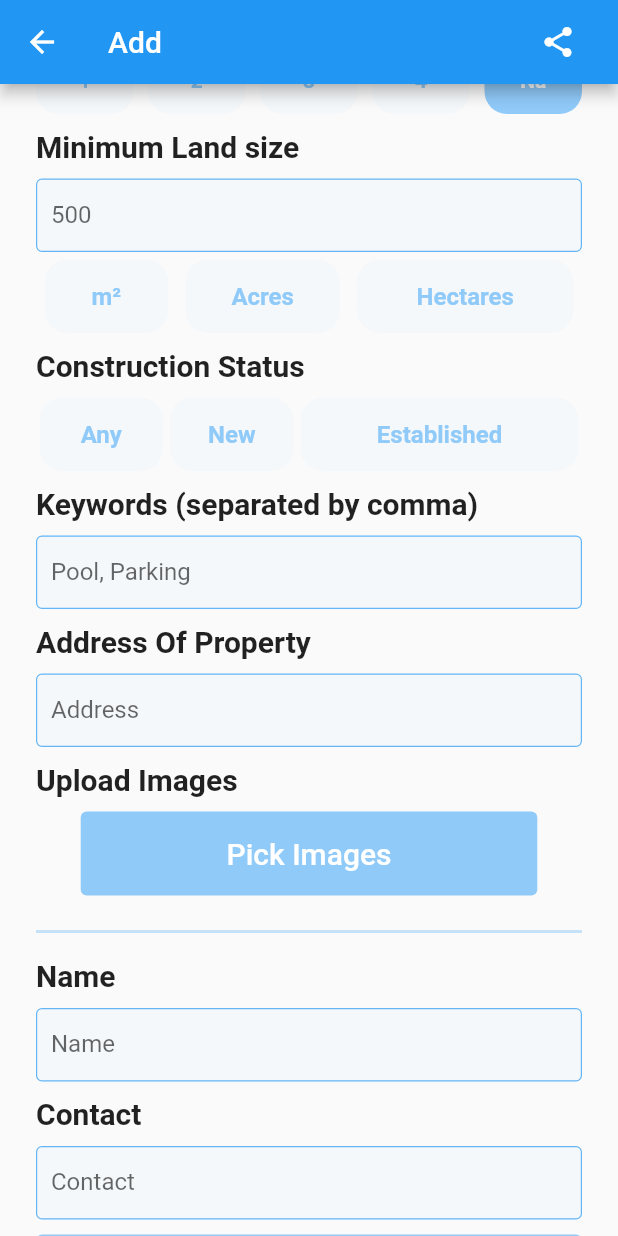
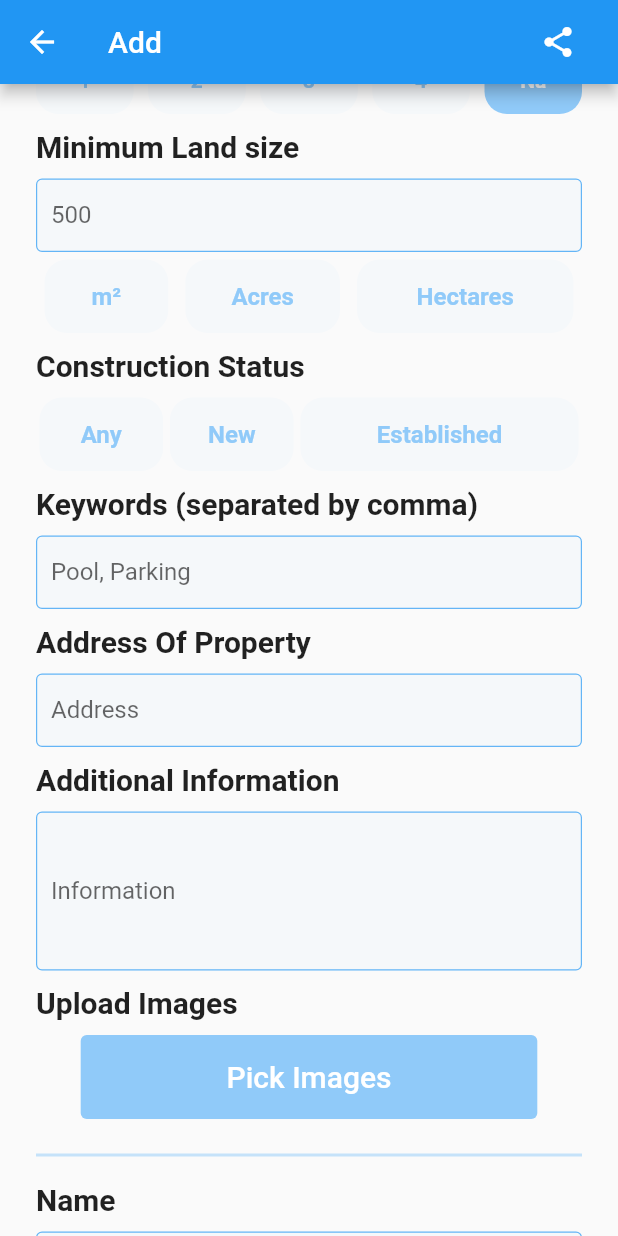
Before and after one commit to Sachitbansal/Property_Dealers_final, a Flutter app: the Add screen opened directly with empty values, scrolled down 576 dp, on a phone screen of 412 x 824 dp. Run offline on Flutter 3.47's test engine with Material 2 defaults, Android fonts, the phone set to English and light mode, and no system bars; our stand-ins replace carousel_slider, cloud_firestore, connectivity_plus, firebase_auth, firebase_core, firebase_dynamic_links and 7 more; missing offline and left inert: flutter_carousel_slider; accounts and stored records are empty; network calls fail; Roboto replaces fonts that are missing (Play).

Commit message:
proceeded with work. (added additional information on details page and add page and update page)
Next todo:
1. model for firebase data
2. profile page
3. search bar property details page err

```diff
--- a/lib/dynamic_links.dart
+++ b/lib/dynamic_links.dart
@@ -69,6 +69,8 @@ class DynamicLinkServices {
             return Navigator.push(context,
                 MaterialPageRoute(builder: (context) {
               return HouseDetails(
+                other: snapshot.data()!
+                ['other'],
                 type: snapshot.data()!['types'],
                 constructionStatus: snapshot.data()!
                 ['construction'],
@@ -123,6 +125,8 @@ class DynamicLinkServices {
           .then((snapshot) {
         return Navigator.push(context, MaterialPageRoute(builder: (context) {
           return HouseDetails(
+            other: snapshot.data()!
+            ['other'],
             type: snapshot.data()!['types'],
             constructionStatus: snapshot.data()!
             ['construction'],
--- a/lib/pages/add.dart
+++ b/lib/pages/add.dart
@@ -5,6 +5,7 @@ import 'package:image_picker/image_picker.dart';
 import 'package:provider/provider.dart';
 import 'package:share_plus/share_plus.dart';
 // import '../addHelper.dart';
+import '../addHelper.dart';
 import '../dynamic_links.dart';
 import '../widgets.dart';
 import 'dart:io';
@@ -49,6 +50,7 @@ class _AddState extends State<Add> {
   late String address = 'None';
   late String title = 'None';
   late String name = 'None';
+  late String other = 'None';
   late int number = 0;
 
   late int price = 0;
@@ -60,6 +62,7 @@ class _AddState extends State<Add> {
   final numberController = TextEditingController();
   final titleController = TextEditingController();
   final priceController = TextEditingController();
+  final otherController = TextEditingController();
 
   @override
   void dispose() {
@@ -68,6 +71,7 @@ class _AddState extends State<Add> {
     keywordsController.dispose();
     addressController.dispose();
     numberController.dispose();
+    otherController.dispose();
     titleController.dispose();
     priceController.dispose();
     super.dispose();
@@ -163,6 +167,7 @@ class _AddState extends State<Add> {
       'Price': price,
       'title': title,
       'images': urls,
+      'other': other,
       'bookmark': false
     }).then(
       (value) => {
@@ -206,11 +211,11 @@ class _AddState extends State<Add> {
     final Size size = MediaQuery.of(context).size;
     return WillPopScope(
       onWillPop: () async {
-        // AddProvider addProvider =
-        //     Provider.of<AddProvider>(context, listen: false);
-        // if (addProvider.isFullPageAddLoaded) {
-        //   addProvider.fullPageAdd.show();
-        // }
+        AddProvider addProvider =
+            Provider.of<AddProvider>(context, listen: false);
+        if (addProvider.isFullPageAddLoaded) {
+          addProvider.fullPageAdd.show();
+        }
         return true;
       },
       child: Scaffold(
@@ -687,6 +692,15 @@ class _AddState extends State<Add> {
                           },
                         ),
                         const FilterTitle(
+                          title: 'Additional Information',
+                        ),
+                        CustomTextField(
+                          maxLines: 4,
+                          titleController: otherController,
+                          labelText: 'Information',
+                          validator: (value) => null
+                        ),
+                        const FilterTitle(
                           title: 'Upload Images',
                         ),
                         Row(
@@ -813,6 +827,7 @@ class _AddState extends State<Add> {
                                 number = int.parse(numberController.text);
                                 price = int.parse(priceController.text);
                                 title = titleController.text.toLowerCase();
+                                other = otherController.text.toLowerCase();
                                 uploadFunction(_image!);
                               });
                             }
--- a/lib/pages/house_details.dart
+++ b/lib/pages/house_details.dart
@@ -34,10 +34,11 @@ class HouseDetails extends StatefulWidget {
     required this.isPublic,
     required this.enableChange,
     required this.isBookmarked,
-    this.enableEdit,
     required this.buyRent,
     required this.constructionStatus,
     required this.type,
+    required this.other,
+    this.enableEdit,
   }) : super(key: key);
   final String title,
       price,
@@ -53,6 +54,7 @@ class HouseDetails extends StatefulWidget {
       uid,
       sizeUnit,
       landSize,
+      other,
       buyRent,
       bathRooms;
   final List assets;
@@ -536,7 +538,7 @@ class _HouseDetailsState extends State<HouseDetails> {
                           ),
                         ),
                         Text(
-                          widget.keywords,
+                          widget.other,
                           maxLines: 2,
                           overflow: TextOverflow.ellipsis,
                           style: GoogleFonts.play(
--- a/lib/pages/search.dart
+++ b/lib/pages/search.dart
@@ -143,6 +143,8 @@ class _SearchState extends State<Search> {
                                     context,
                                     MaterialPageRoute(
                                       builder: (context) => HouseDetails(
+                                        other: data.docs[index]
+                                        ['other'],
                                         type: data.docs[index]['types'],
                                         constructionStatus: data.docs[index]
                                             ['construction'],
--- a/lib/pages/searchbar.dart
+++ b/lib/pages/searchbar.dart
@@ -141,6 +141,8 @@ class _SearchBarDataState extends State<SearchBarData> {
                                   context,
                                   MaterialPageRoute(
                                     builder: (context) => HouseDetails(
+                                      other: data.docs[index]
+                                      ['other'],
                                       type: data.docs[index]['types'],
                                       constructionStatus: data.docs[index]
                                       ['construction'],
--- a/lib/widgets.dart
+++ b/lib/widgets.dart
@@ -684,7 +684,7 @@ class CustomTextField extends StatelessWidget {
     this.validator,
     this.keyboardType,
     this.onChanged,
-    this.icon,
+    this.icon, this.maxLines,
   }) : super(key: key);
 
   final TextEditingController? titleController;
@@ -692,11 +692,13 @@ class CustomTextField extends StatelessWidget {
   final void Function(String)? onChanged;
   final TextInputType? keyboardType;
   final Widget? icon;
+  final int? maxLines;
   final String? Function(String?)? validator;
 
   @override
   Widget build(BuildContext context) {
     return TextFormField(
+      maxLines: maxLines,
       onChanged: onChanged,
       keyboardType: keyboardType,
       cursorColor: Colors.blue[300],
```
Also changed, not shown: lib/pages/home.dart (+6 -1 lines), lib/pages/update_property.dart (+18 -3 lines).
